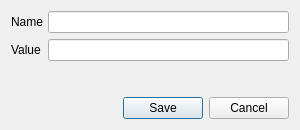
The window that automator_project/utils/qtUi/variable_dialog.ui (Halicea/hal_automator) describes before a commit, drawn with Qt 5.
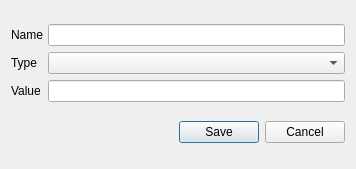
The same window after the commit.

```diff
--- a/automator_project/utils/qtUi/variable_dialog.ui
+++ b/automator_project/utils/qtUi/variable_dialog.ui
@@ -6,8 +6,8 @@
    <rect>
     <x>0</x>
     <y>0</y>
-    <width>300</width>
-    <height>130</height>
+    <width>356</width>
+    <height>169</height>
    </rect>
   </property>
   <property name="windowTitle">
@@ -25,7 +25,7 @@
      <item row="0" column="1">
       <widget class="QLineEdit" name="txt_name"/>
      </item>
-     <item row="1" column="1">
+     <item row="3" column="1">
       <widget class="QLineEdit" name="txt_value"/>
      </item>
      <item row="0" column="0">
@@ -35,28 +35,25 @@
        </property>
       </widget>
      </item>
-     <item row="1" column="0">
+     <item row="3" column="0">
       <widget class="QLabel" name="label_2">
        <property name="text">
         <string>Value</string>
        </property>
       </widget>
      </item>
+     <item row="1" column="1">
+      <widget class="QComboBox" name="cmbType"/>
+     </item>
+     <item row="1" column="0">
+      <widget class="QLabel" name="label_3">
+       <property name="text">
+        <string>Type</string>
+       </property>
+      </widget>
+     </item>
     </layout>
    </item>
-   <item>
-    <spacer name="verticalSpacer">
-     <property name="orientation">
-      <enum>Qt::Vertical</enum>
-     </property>
-     <property name="sizeHint" stdset="0">
-      <size>
-       <width>20</width>
-       <height>40</height>
-      </size>
-     </property>
-    </spacer>
-   </item>
    <item>
     <widget class="QDialogButtonBox" name="buttonBox">
      <property name="orientation">
```
